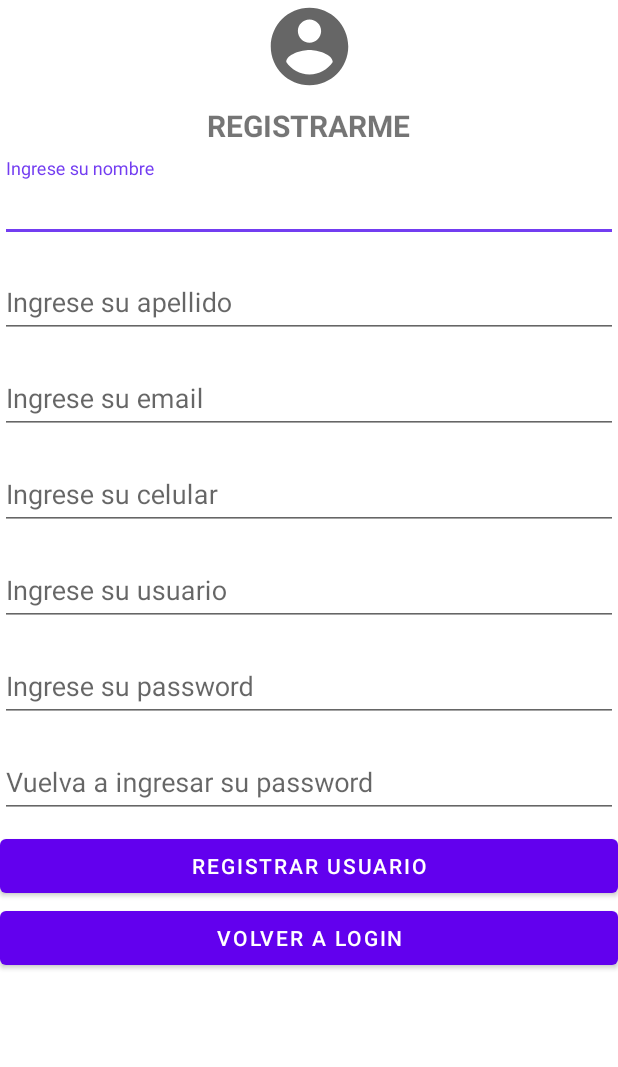
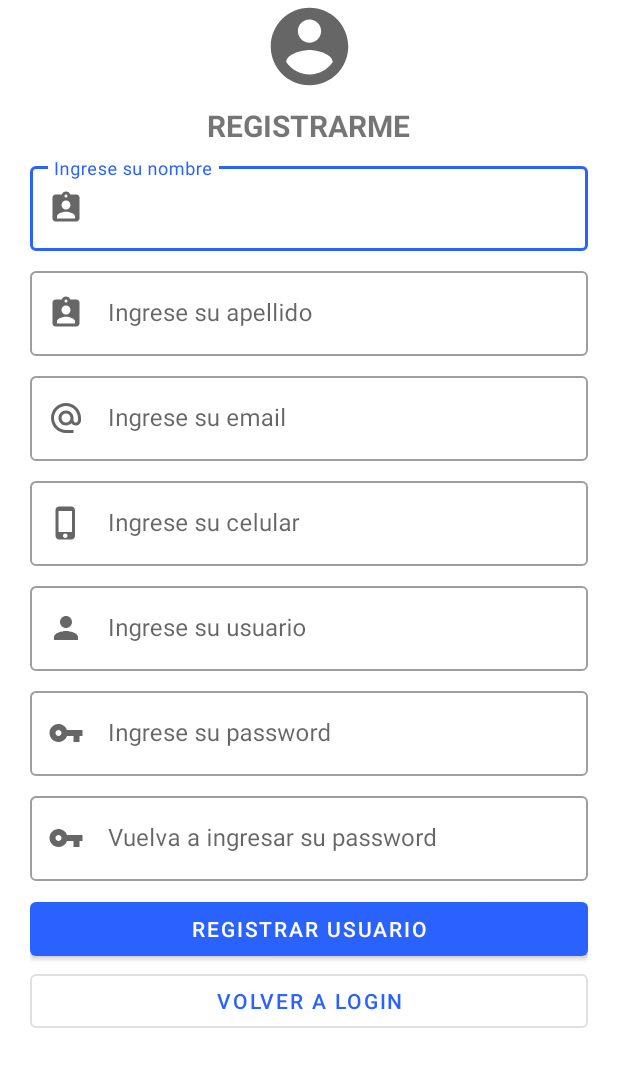
Before and after one commit to lsalvatierra/AppPatitas2QBO, an Android app: the RegistroActivity screen opened directly, with no data from a screen before it, on a phone screen of 412 x 824 dp. Shown: the top 1067 px of the screen. Run offline under Robolectric (Android 15) with nearby library versions, the phone set to English and light mode, and no system bars.

Commit message:
App Patitas con Material Design.

```diff
--- /dev/null
+++ b/app/src/main/java/com/qbo/apppatitas2qbo/utilitarios/TipoMensaje.kt
@@ -0,0 +1,5 @@
+package com.qbo.apppatitas2qbo.utilitarios
+
+enum class TipoMensaje {
+    ERROR, EXITO
+}
--- a/app/src/main/java/com/qbo/apppatitas2qbo/view/MainActivity.kt
+++ b/app/src/main/java/com/qbo/apppatitas2qbo/view/MainActivity.kt
@@ -21,6 +21,6 @@ class MainActivity : AppCompatActivity() {
             startActivity(Intent(this,LoginActivity::class.java))
             // close this activity
             finish()
-        }, 3000)
+        }, 6000)
     }
 }
--- /dev/null
+++ b/app/src/main/res/drawable/ic_baseline_alternate_email_24.xml
@@ -0,0 +1,10 @@
+<vector xmlns:android="http://schemas.android.com/apk/res/android"
+    android:width="24dp"
+    android:height="24dp"
+    android:viewportWidth="24"
+    android:viewportHeight="24"
+    android:tint="?attr/colorControlNormal">
+  <path
+      android:fillColor="@android:color/white"
+      android:pathData="M12,2C6.48,2 2,6.48 2,12s4.48,10 10,10h5v-2h-5c-4.34,0 -8,-3.66 -8,-8s3.66,-8 8,-8 8,3.66 8,8v1.43c0,0.79 -0.71,1.57 -1.5,1.57s-1.5,-0.78 -1.5,-1.57L17,12c0,-2.76 -2.24,-5 -5,-5s-5,2.24 -5,5 2.24,5 5,5c1.38,0 2.64,-0.56 3.54,-1.47 0.65,0.89 1.77,1.47 2.96,1.47 1.97,0 3.5,-1.6 3.5,-3.57L22,12c0,-5.52 -4.48,-10 -10,-10zM12,15c-1.66,0 -3,-1.34 -3,-3s1.34,-3 3,-3 3,1.34 3,3 -1.34,3 -3,3z"/>
+</vector>
--- /dev/null
+++ b/app/src/main/res/drawable/ic_baseline_assignment_ind_24.xml
@@ -0,0 +1,10 @@
+<vector xmlns:android="http://schemas.android.com/apk/res/android"
+    android:width="24dp"
+    android:height="24dp"
+    android:viewportWidth="24"
+    android:viewportHeight="24"
+    android:tint="?attr/colorControlNormal">
+  <path
+      android:fillColor="@android:color/white"
+      android:pathData="M19,3h-4.18C14.4,1.84 13.3,1 12,1c-1.3,0 -2.4,0.84 -2.82,2L5,3c-1.1,0 -2,0.9 -2,2v14c0,1.1 0.9,2 2,2h14c1.1,0 2,-0.9 2,-2L21,5c0,-1.1 -0.9,-2 -2,-2zM12,3c0.55,0 1,0.45 1,1s-0.45,1 -1,1 -1,-0.45 -1,-1 0.45,-1 1,-1zM12,7c1.66,0 3,1.34 3,3s-1.34,3 -3,3 -3,-1.34 -3,-3 1.34,-3 3,-3zM18,19L6,19v-1.4c0,-2 4,-3.1 6,-3.1s6,1.1 6,3.1L18,19z"/>
+</vector>
--- /dev/null
+++ b/app/src/main/res/drawable/ic_baseline_person_24.xml
@@ -0,0 +1,10 @@
+<vector xmlns:android="http://schemas.android.com/apk/res/android"
+    android:width="24dp"
+    android:height="24dp"
+    android:viewportWidth="24"
+    android:viewportHeight="24"
+    android:tint="?attr/colorControlNormal">
+  <path
+      android:fillColor="@android:color/white"
+      android:pathData="M12,12c2.21,0 4,-1.79 4,-4s-1.79,-4 -4,-4 -4,1.79 -4,4 1.79,4 4,4zM12,14c-2.67,0 -8,1.34 -8,4v2h16v-2c0,-2.66 -5.33,-4 -8,-4z"/>
+</vector>
--- /dev/null
+++ b/app/src/main/res/drawable/ic_baseline_phone_iphone_24.xml
@@ -0,0 +1,10 @@
+<vector xmlns:android="http://schemas.android.com/apk/res/android"
+    android:width="24dp"
+    android:height="24dp"
+    android:viewportWidth="24"
+    android:viewportHeight="24"
+    android:tint="?attr/colorControlNormal">
+  <path
+      android:fillColor="@android:color/white"
+      android:pathData="M15.5,1h-8C6.12,1 5,2.12 5,3.5v17C5,21.88 6.12,23 7.5,23h8c1.38,0 2.5,-1.12 2.5,-2.5v-17C18,2.12 16.88,1 15.5,1zM11.5,22c-0.83,0 -1.5,-0.67 -1.5,-1.5s0.67,-1.5 1.5,-1.5 1.5,0.67 1.5,1.5 -0.67,1.5 -1.5,1.5zM16,18L7,18L7,4h9v14z"/>
+</vector>
--- /dev/null
+++ b/app/src/main/res/drawable/ic_baseline_vpn_key_24.xml
@@ -0,0 +1,10 @@
+<vector xmlns:android="http://schemas.android.com/apk/res/android"
+    android:width="24dp"
+    android:height="24dp"
+    android:viewportWidth="24"
+    android:viewportHeight="24"
+    android:tint="?attr/colorControlNormal">
+  <path
+      android:fillColor="@android:color/white"
+      android:pathData="M12.65,10C11.83,7.67 9.61,6 7,6c-3.31,0 -6,2.69 -6,6s2.69,6 6,6c2.61,0 4.83,-1.67 5.65,-4H17v4h4v-4h2v-4H12.65zM7,14c-1.1,0 -2,-0.9 -2,-2s0.9,-2 2,-2 2,0.9 2,2 -0.9,2 -2,2z"/>
+</vector>
--- a/app/src/main/res/layout/activity_main.xml
+++ b/app/src/main/res/layout/activity_main.xml
@@ -6,7 +6,7 @@
     android:layout_height="match_parent"
     tools:context=".view.MainActivity">
 
-    <ImageView
+    <com.airbnb.lottie.LottieAnimationView
         android:id="@+id/imageView2"
         android:layout_width="wrap_content"
         android:layout_height="wrap_content"
@@ -14,6 +14,8 @@
         app:layout_constraintEnd_toEndOf="parent"
         app:layout_constraintStart_toStartOf="parent"
         app:layout_constraintTop_toTopOf="parent"
-        app:srcCompat="@drawable/imgsplash" />
+        app:lottie_fileName="dogsteps.json"
+        app:lottie_loop="true"
+        app:lottie_autoPlay="true" />
 
 </androidx.constraintlayout.widget.ConstraintLayout>
--- a/app/src/main/res/layout/activity_registro.xml
+++ b/app/src/main/res/layout/activity_registro.xml
@@ -1,15 +1,17 @@
 <?xml version="1.0" encoding="utf-8"?>
-<androidx.core.widget.NestedScrollView
-    xmlns:android="http://schemas.android.com/apk/res/android"
+<androidx.core.widget.NestedScrollView xmlns:android="http://schemas.android.com/apk/res/android"
     xmlns:app="http://schemas.android.com/apk/res-auto"
     xmlns:tools="http://schemas.android.com/tools"
     android:layout_width="match_parent"
     android:layout_height="match_parent"
+    android:paddingLeft="20dp"
+    android:paddingRight="20dp"
     tools:context=".view.RegistroActivity">
 
     <androidx.constraintlayout.widget.ConstraintLayout
         android:layout_width="match_parent"
         android:layout_height="match_parent">
+
         <TextView
             android:id="@+id/tvemailusuario"
             android:layout_width="wrap_content"
@@ -25,12 +27,13 @@
 
         <com.google.android.material.textfield.TextInputLayout
             android:id="@+id/textInputLayout3"
+            style="@style/Widget.MaterialComponents.TextInputLayout.OutlinedBox"
             android:layout_width="0dp"
             android:layout_height="wrap_content"
-            style="@style/Widget.Design.TextInputLayout"
             android:layout_marginTop="8dp"
             app:layout_constraintEnd_toEndOf="parent"
             app:layout_constraintStart_toStartOf="parent"
+            app:startIconDrawable="@drawable/ic_baseline_assignment_ind_24"
             app:layout_constraintTop_toBottomOf="@+id/tvemailusuario">
 
             <com.google.android.material.textfield.TextInputEditText
@@ -43,12 +46,13 @@
 
         <com.google.android.material.textfield.TextInputLayout
             android:id="@+id/textInputLayout4"
+            style="@style/Widget.MaterialComponents.TextInputLayout.OutlinedBox"
             android:layout_width="0dp"
             android:layout_height="wrap_content"
-            style="@style/Widget.Design.TextInputLayout"
             android:layout_marginTop="8dp"
             app:layout_constraintEnd_toEndOf="parent"
             app:layout_constraintStart_toStartOf="parent"
+            app:startIconDrawable="@drawable/ic_baseline_assignment_ind_24"
             app:layout_constraintTop_toBottomOf="@+id/textInputLayout3">
 
             <com.google.android.material.textfield.TextInputEditText
@@ -61,12 +65,13 @@
 
         <com.google.android.material.textfield.TextInputLayout
             android:id="@+id/textInputLayout6"
+            style="@style/Widget.MaterialComponents.TextInputLayout.OutlinedBox"
             android:layout_width="0dp"
             android:layout_height="wrap_content"
-            style="@style/Widget.Design.TextInputLayout"
             android:layout_marginTop="8dp"
             app:layout_constraintEnd_toEndOf="parent"
             app:layout_constraintStart_toStartOf="parent"
+            app:startIconDrawable="@drawable/ic_baseline_alternate_email_24"
             app:layout_constraintTop_toBottomOf="@+id/textInputLayout4">
 
             <com.google.android.material.textfield.TextInputEditText
@@ -79,12 +84,13 @@
 
         <com.google.android.material.textfield.TextInputLayout
             android:id="@+id/textInputLayout7"
+            style="@style/Widget.MaterialComponents.TextInputLayout.OutlinedBox"
             android:layout_width="0dp"
             android:layout_height="wrap_content"
-            style="@style/Widget.Design.TextInputLayout"
             android:layout_marginTop="8dp"
             app:layout_constraintEnd_toEndOf="parent"
             app:layout_constraintStart_toStartOf="parent"
+            app:startIconDrawable="@drawable/ic_baseline_phone_iphone_24"
             app:layout_constraintTop_toBottomOf="@+id/textInputLayout6">
 
             <com.google.android.material.textfield.TextInputEditText
@@ -98,12 +104,13 @@
 
         <com.google.android.material.textfield.TextInputLayout
             android:id="@+id/textInputLayout9"
+            style="@style/Widget.MaterialComponents.TextInputLayout.OutlinedBox"
             android:layout_width="0dp"
-            style="@style/Widget.Design.TextInputLayout"
             android:layout_height="wrap_content"
             android:layout_marginTop="8dp"
             app:layout_constraintEnd_toEndOf="parent"
             app:layout_constraintStart_toStartOf="parent"
+            app:startIconDrawable="@drawable/ic_baseline_person_24"
             app:layout_constraintTop_toBottomOf="@+id/textInputLayout7">
 
             <com.google.android.material.textfield.TextInputEditText
@@ -116,12 +123,13 @@
 
         <com.google.android.material.textfield.TextInputLayout
             android:id="@+id/textInputLayout11"
+            style="@style/Widget.MaterialComponents.TextInputLayout.OutlinedBox"
             android:layout_width="0dp"
             android:layout_height="wrap_content"
-            style="@style/Widget.Design.TextInputLayout"
             android:layout_marginTop="8dp"
             app:layout_constraintEnd_toEndOf="parent"
             app:layout_constraintStart_toStartOf="parent"
+            app:startIconDrawable="@drawable/ic_baseline_vpn_key_24"
             app:layout_constraintTop_toBottomOf="@+id/textInputLayout9">
 
             <com.google.android.material.textfield.TextInputEditText
@@ -135,12 +143,13 @@
 
         <com.google.android.material.textfield.TextInputLayout
             android:id="@+id/textInputLayout12"
+            style="@style/Widget.MaterialComponents.TextInputLayout.OutlinedBox"
             android:layout_width="0dp"
-            style="@style/Widget.Design.TextInputLayout"
             android:layout_height="wrap_content"
             android:layout_marginTop="8dp"
             app:layout_constraintEnd_toEndOf="parent"
             app:layout_constraintStart_toStartOf="parent"
+            app:startIconDrawable="@drawable/ic_baseline_vpn_key_24"
             app:layout_constraintTop_toBottomOf="@+id/textInputLayout11">
 
             <com.google.android.material.textfield.TextInputEditText
@@ -167,6 +176,7 @@
             android:layout_width="0dp"
             android:layout_height="wrap_content"
             android:text="@string/valbtnirlogin"
+            style="?attr/materialButtonOutlinedStyle"
             app:layout_constraintEnd_toEndOf="parent"
             app:layout_constraintStart_toStartOf="parent"
             app:layout_constraintTop_toBottomOf="@+id/btnregistrarme" />
@@ -175,9 +185,9 @@
             android:id="@+id/imageView4"
             android:layout_width="82dp"
             android:layout_height="62dp"
+            android:src="@drawable/ic_baseline_account_circle_24"
             app:layout_constraintEnd_toEndOf="parent"
             app:layout_constraintStart_toStartOf="parent"
-            app:layout_constraintTop_toTopOf="parent"
-            android:src="@drawable/ic_baseline_account_circle_24" />
+            app:layout_constraintTop_toTopOf="parent" />
     </androidx.constraintlayout.widget.ConstraintLayout>
 </androidx.core.widget.NestedScrollView>
--- a/app/src/main/res/layout/nav_header_main.xml
+++ b/app/src/main/res/layout/nav_header_main.xml
@@ -3,7 +3,7 @@
     xmlns:app="http://schemas.android.com/apk/res-auto"
     android:layout_width="match_parent"
     android:layout_height="@dimen/nav_header_height"
-    android:background="@drawable/side_nav_bar"
+    android:background="@color/purple_500"
     android:gravity="bottom"
     android:orientation="vertical"
     android:paddingLeft="@dimen/activity_horizontal_margin"
--- a/app/src/main/res/values/colors.xml
+++ b/app/src/main/res/values/colors.xml
@@ -1,9 +1,9 @@
 <?xml version="1.0" encoding="utf-8"?>
 <resources>
     <color name="purple_200">#FFBB86FC</color>
-    <color name="purple_500">#FF6200EE</color>
-    <color name="purple_700">#FF3700B3</color>
-    <color name="teal_200">#FF03DAC5</color>
+    <color name="purple_500">#FF2962ff</color>
+    <color name="purple_700">#FF3d5afe</color>
+    <color name="teal_200">#FF0031ca</color>
     <color name="teal_700">#FF018786</color>
     <color name="black">#FF000000</color>
     <color name="white">#FFFFFFFF</color>
@@ -13,4 +13,8 @@
     <color name="color_secundario_variant">#510DEF</color>
     <color name="color_gris">#DFDFDF</color>
     <color name="color_gris_500">#9E9E9E</color>
+
+    <color name="snackbarerror">#EF0000</color>
+    <color name="snackbarexito">#165497</color>
+    <color name="snackbaradvertencia">#165497</color>
 </resources>
--- a/app/src/main/res/values/strings.xml
+++ b/app/src/main/res/values/strings.xml
@@ -17,7 +17,7 @@
     <string name="valetusureg">Ingrese su usuario</string>
     <string name="valetpassreg">Ingrese su password</string>
     <string name="valetrepassreg">Vuelva a ingresar su password</string>
-    <string name="valbtnregistrarme">Si aún no tienes cuenta, registrate aquí.</string>
+    <string name="valbtnregistrarme">QUIERO REGISTRARME</string>
     <string name="valbtnirlogin">VOLVER A LOGIN</string>
     <string name="valtvtextovoluntario">Lorem Ipsum is simply dummy text of the printing and typesetting industry. Lorem Ipsum has been the industrys standard dummy text ever since the 1500s, when an unknown printer took a galley of type and scrambled it to make a type specimen book. It has survived not only five centuries, but also the leap into electronic typesetting, remaining essentially unchanged. It was popularised in the 1960s with the release of Letraset sheets containing Lorem Ipsum passages, and more recently with desktop publishing software like Aldus PageMaker including versions of Lorem Ipsum.</string>
     <string name="valchkaceptocondiciones">ACEPTO LAS CONDICIONES DE SER VOLUNTARIO</string>
--- a/build.gradle
+++ b/build.gradle
@@ -6,7 +6,7 @@ buildscript {
         jcenter()
     }
     dependencies {
-        classpath "com.android.tools.build:gradle:4.1.3"
+        classpath 'com.android.tools.build:gradle:4.2.2'
         classpath "org.jetbrains.kotlin:kotlin-gradle-plugin:$kotlin_version"
 
         // NOTE: Do not place your application dependencies here; they belong
```
Also changed, not shown: app/build.gradle (+10 -9 lines), app/src/main/assets/dogsteps.json (added, +1 -0 lines), app/src/main/java/com/qbo/apppatitas2qbo/utilitarios/AppMensaje.kt (added, +26 -0 lines), app/src/main/java/com/qbo/apppatitas2qbo/view/LoginActivity.kt (+17 -16 lines), app/src/main/res/layout/activity_login.xml (+11 -9 lines), gradle/wrapper/gradle-wrapper.properties.
